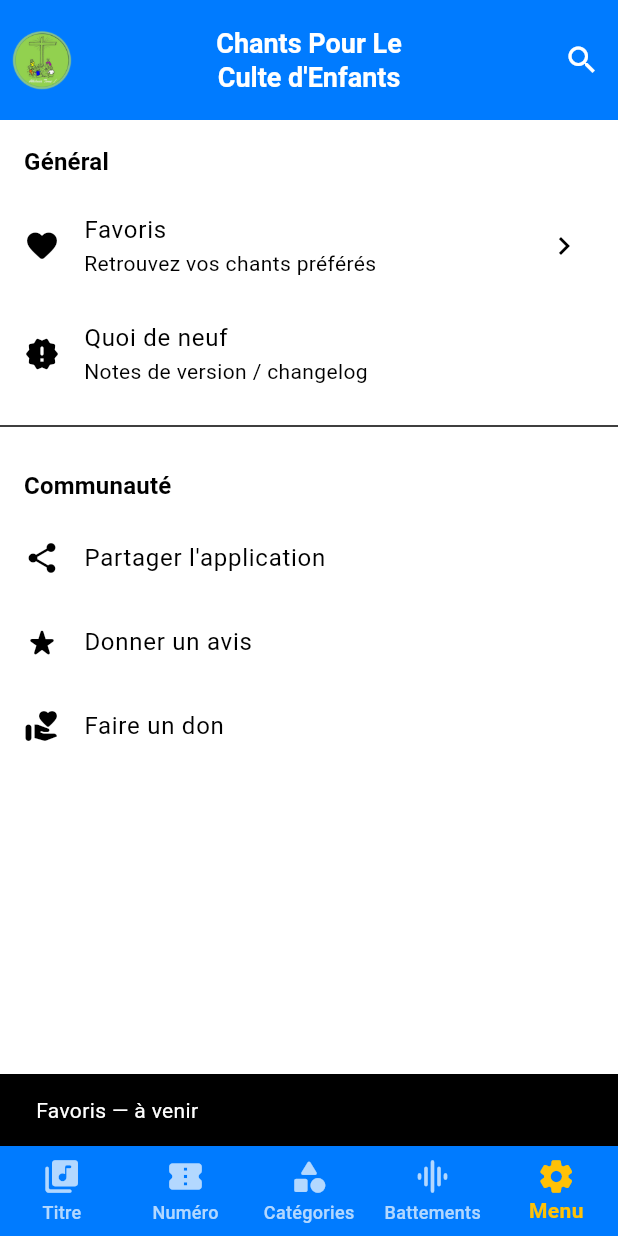
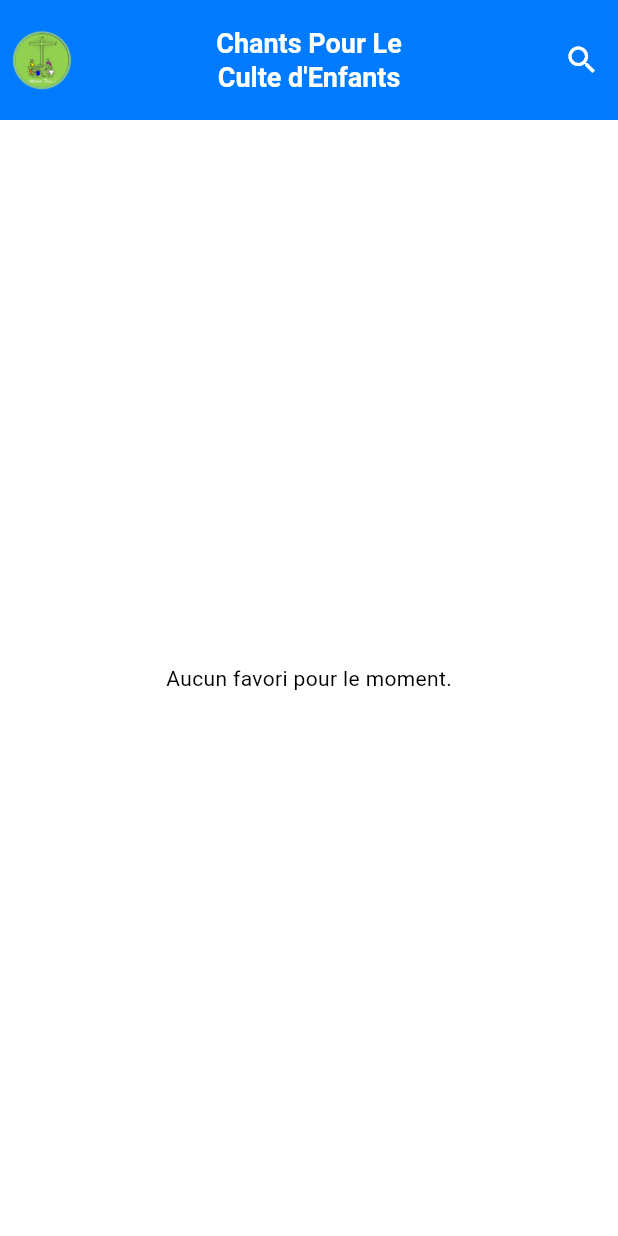
Before and after one commit to val-art01/alleluia, a Flutter app: the screen it shows after launch, item 5 of the bottom bar chosen, after a tap on "Favoris", on a phone screen of 412 x 824 dp. Run offline on Flutter 3.47's test engine with Material 3 defaults, Android fonts, the phone set to English and light mode, and no system bars; our stand-ins replace audioplayers, isar; accounts and stored records are empty; generated files the repository leaves out were written again.

Commit message:
managing favourites with Isar : - a small Favorite collection - a FavoritesRepository - a favorite button in PlayDetails - a FavoritesPage

```diff
--- a/lib/core/services/hymn_db_service.dart
+++ b/lib/core/services/hymn_db_service.dart
@@ -1,33 +1,36 @@
-import 'package:alleluia_tome_1/features/hymns/data/models/hymn.dart';
 import 'package:isar/isar.dart';
 import 'package:path_provider/path_provider.dart';
-
+import 'package:alleluia_tome_1/features/hymns/data/models/hymn.dart';
+import 'package:alleluia_tome_1/features/hymns/data/models/favorite.dart';
 
 /// Service bas niveau responsable de la gestion de la base Isar.
 ///
 /// - Ouvre la base au démarrage de l'application.
-/// - Permet d'accéder à la collection Hymn.
+/// - Permet d'accéder à la collection Hymn et Favorite.
 /// - Se conserve dans un InheritedWidget (`HymnDbScope`) pour être disponible partout.
 class HymnDbService {
+  HymnDbService._();
   late final Isar _isar;
-
   Isar get isar => _isar;
 
   /// Ouvre la base (ou la crée si elle n’existe pas encore).
   static Future<HymnDbService> init() async {
     final dir = await getApplicationDocumentsDirectory();
     final service = HymnDbService._();
+
     service._isar = await Isar.open(
-      [HymnSchema],
+      [
+        HymnSchema,
+        FavoriteSchema
+      ],
       directory: dir.path,
-      inspector: false, // tu peux mettre true si tu veux debugger avec Isar Inspector
+      inspector: false, // mettre true si on veut debugger avec Isar Inspector
     );
+
     return service;
   }
 
-  HymnDbService._();
-
-  /// Ferme la base proprement (optionnel, Isar la ferme automatiquement à la sortie).
+  /// Ferme la base proprement.
   Future<void> close() async {
     await _isar.close();
   }
--- /dev/null
+++ b/lib/features/hymns/data/models/favorite.dart
@@ -0,0 +1,16 @@
+import 'package:isar/isar.dart';
+part 'favorite.g.dart';
+
+@collection
+class Favorite {
+  Id id = Isar.autoIncrement;
+
+  @Index(unique: true, replace: true)
+  int hymnNumber;          // numéro unique du chant favori
+  DateTime? createdAt;      // pour trier par ajout récent
+
+  Favorite({
+    required this.hymnNumber,
+    DateTime? createdAt,
+  }) : createdAt = createdAt ?? DateTime.now();
+}
--- /dev/null
+++ b/lib/features/hymns/data/repositories/favorites_repository.dart
@@ -0,0 +1,34 @@
+import 'package:isar/isar.dart';
+import 'package:alleluia_tome_1/core/services/hymn_db_service.dart';
+import 'package:alleluia_tome_1/features/hymns/data/models/favorite.dart';
+
+class FavoritesRepository {
+  FavoritesRepository(this._db);
+
+  final HymnDbService _db;
+
+  Future<bool> isFavorite(int hymnNumber) async {
+    final isar = _db.isar;
+    final f = await isar.favorites.filter().hymnNumberEqualTo(hymnNumber).findFirst();
+    return f != null;
+  }
+
+  Future<void> toggleFavorite(int hymnNumber) async {
+    final isar = _db.isar;
+    await isar.writeTxn(() async {
+      final existing = await isar.favorites.filter().hymnNumberEqualTo(hymnNumber).findFirst();
+      if (existing != null) {
+        await isar.favorites.delete(existing.id);
+      } else {
+        await isar.favorites.put(Favorite(hymnNumber: hymnNumber));
+      }
+    });
+  }
+
+  /// Retourne la liste des numéros favoris, triés par date d’ajout desc
+  Future<List<int>> getAllFavoriteNumbers() async {
+    final isar = _db.isar;
+    final list = await isar.favorites.where().sortByCreatedAtDesc().findAll();
+    return list.map((f) => f.hymnNumber).toList();
+  }
+}
--- a/lib/features/hymns/data/repositories/hymns_repository.dart
+++ b/lib/features/hymns/data/repositories/hymns_repository.dart
@@ -131,7 +131,6 @@ class HymnsRepository {
     final raw = query.trim();
     final n = int.tryParse(raw);
     final searchTerm = raw.toLowerCase();
-
     final allHymns = await getAll();
     final results = <SearchResult>[];
 
@@ -193,4 +192,17 @@ class HymnsRepository {
 
     return results;
   }
+
+  Future<List<Hymn>> getByNumbers(List<int> numbers) async {
+    if (numbers.isEmpty) return [];
+    final isar = _db.isar;
+    final res = await isar.hymns
+      .filter()
+      .anyOf(numbers, (q, n) => q.numberEqualTo(n))
+      .findAll();
+    // On peut trier par l’ordre des favoris s’il faut, pour l’instant par numéro
+    res.sort((a, b) => a.number.compareTo(b.number));
+    return res;
+  }
+
 }
--- /dev/null
+++ b/lib/features/hymns/presentation/pages/favorites_page.dart
@@ -0,0 +1,81 @@
+import 'package:flutter/material.dart';
+import 'package:alleluia_tome_1/core/services/hymn_db_scope.dart';
+import 'package:alleluia_tome_1/features/hymns/data/models/hymn.dart';
+import 'package:alleluia_tome_1/features/hymns/presentation/widgets/custom_appbar.dart';
+import 'package:alleluia_tome_1/features/hymns/data/repositories/hymns_repository.dart';
+import 'package:alleluia_tome_1/features/hymns/presentation/pages/play_details_page.dart';
+import 'package:alleluia_tome_1/features/hymns/data/repositories/favorites_repository.dart';
+
+class FavoritesPage extends StatefulWidget {
+  const FavoritesPage({super.key});
+
+  @override
+  State<FavoritesPage> createState() => _FavoritesPageState();
+}
+
+class _FavoritesPageState extends State<FavoritesPage> {
+  late FavoritesRepository _favRepo;
+  late HymnsRepository _hymnsRepo;
+  late Future<List<Hymn>> _future;
+
+  @override
+  void didChangeDependencies() {
+    super.didChangeDependencies();
+    final db = HymnDbScope.of(context);
+    _favRepo = FavoritesRepository(db);
+    _hymnsRepo = HymnsRepository(db);
+    _future = _load();
+  }
+
+  Future<List<Hymn>> _load() async {
+    final nums = await _favRepo.getAllFavoriteNumbers();
+    final hymns = await _hymnsRepo.getByNumbers(nums);
+    return hymns;
+  }
+
+  @override
+  Widget build(BuildContext context) {
+    final cs = Theme.of(context).colorScheme;
+
+    return Scaffold(
+      appBar: const CustomAppBar(),
+      body: FutureBuilder<List<Hymn>>(
+        future: _future,
+        builder: (context, snap) {
+          if (snap.connectionState == ConnectionState.waiting) {
+            return const Center(child: CircularProgressIndicator());
+          }
+          if (snap.hasError) {
+            return Center(child: Text('Erreur de chargement', style: TextStyle(color: cs.error)));
+          }
+
+          final list = snap.data ?? const <Hymn>[];
+          if (list.isEmpty) {
+            return const Center(child: Text('Aucun favori pour le moment.'));
+          }
+
+          return ListView.separated(
+            itemCount: list.length,
+            separatorBuilder: (_, __) => const Divider(height: 1),
+            itemBuilder: (_, i) {
+              final h = list[i];
+              return ListTile(
+                leading: CircleAvatar(
+                  // ignore: deprecated_member_use
+                  backgroundColor: cs.primary.withOpacity(0.15),
+                  child: Text(h.number.toString(), style: const TextStyle(fontWeight: FontWeight.bold)),
+                ),
+                title: Text(h.title, maxLines: 1, overflow: TextOverflow.ellipsis),
+                subtitle: Text((h.actor ?? '').trim()),
+                trailing: Icon(Icons.chevron_right, color: cs.primary),
+                onTap: () {
+                  Navigator.of(context).push(MaterialPageRoute(builder: (_) => PlayDetails(h)));
+                },
+              );
+            },
+          );
+        },
+      ),
+    );
+  }
+}
--- a/lib/features/hymns/presentation/pages/settings_page.dart
+++ b/lib/features/hymns/presentation/pages/settings_page.dart
@@ -1,5 +1,6 @@
 import 'package:flutter/material.dart';
 import 'package:flutter/services.dart';
+import 'package:alleluia_tome_1/features/hymns/presentation/pages/favorites_page.dart';
 import 'package:alleluia_tome_1/features/hymns/presentation/widgets/custom_appbar.dart';
 
 /// Page: Settings / Menu de l'application
@@ -30,8 +31,9 @@ class Settings extends StatelessWidget {
             subtitle: const Text('Retrouvez vos chants préférés'),
             trailing: const Icon(Icons.chevron_right),
             onTap: () {
-              // Naviguer vers la page Favoris quand elle existera
-              _toast(context, 'Favoris — à venir');
+               Navigator.of(context).push(
+                MaterialPageRoute(builder: (_) => const FavoritesPage()),
+              );
             },
           ),
           ListTile(
--- a/lib/features/hymns/presentation/widgets/custom_appbar.dart
+++ b/lib/features/hymns/presentation/widgets/custom_appbar.dart
@@ -1,5 +1,5 @@
 import 'package:alleluia_tome_1/app/themes/app_theme.dart';
-import 'package:alleluia_tome_1/features/hymns/presentation/search/hymn_search_delegate.dart';
+import 'package:alleluia_tome_1/features/hymns/presentation/pages/hymn_search_delegate.dart';
 import 'package:flutter/material.dart';
 
 /// AppBar personnalisée partagée dans la feature Hymns.
```
Also changed, not shown: lib/features/hymns/presentation/pages/play_details_page.dart (+26 -18 lines), lib/features/hymns/data/models/favorite.g.dart (added).
